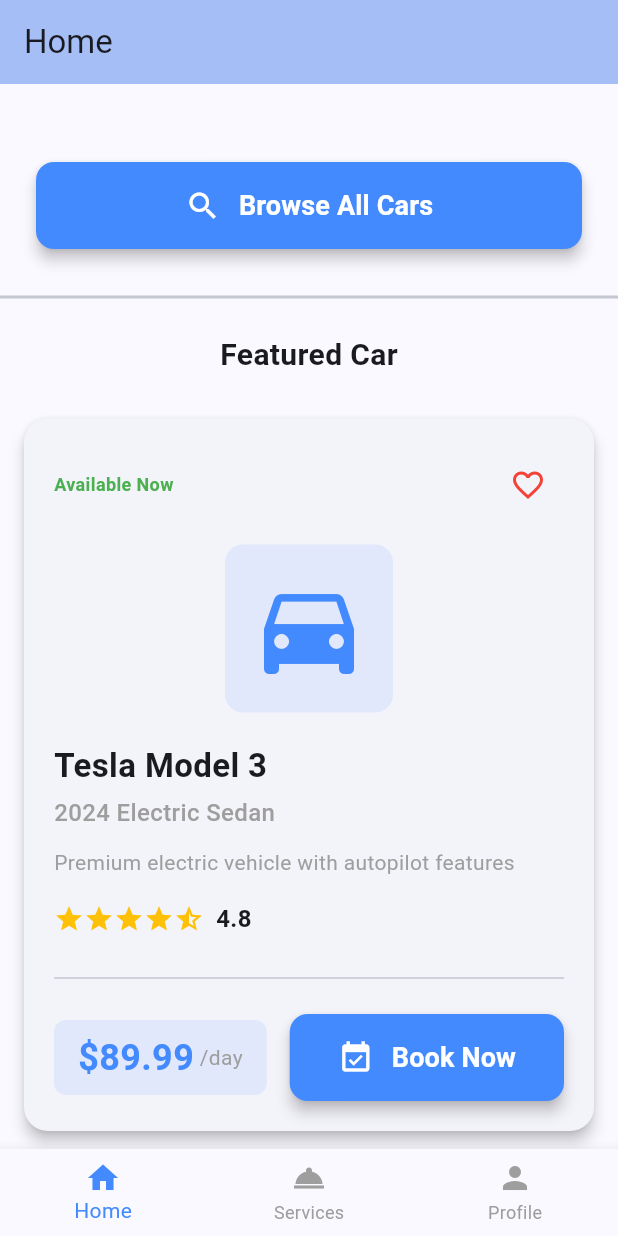
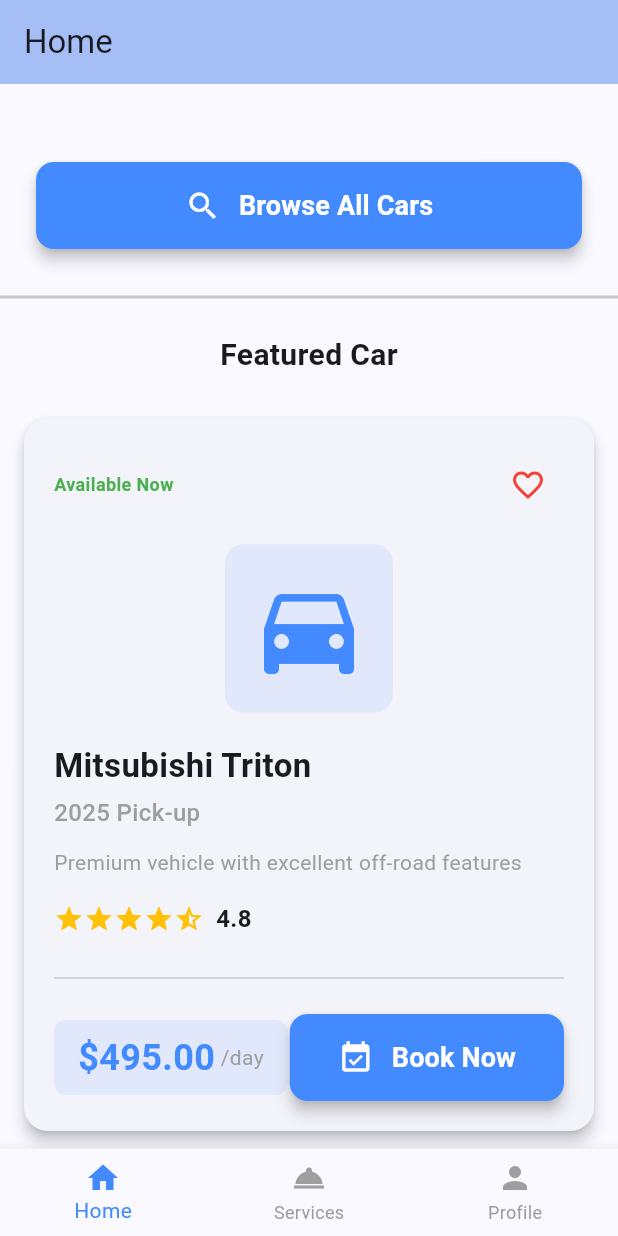
Before and after one commit to jrmurbano/urbano_activity1-2, a Flutter app: the screen it shows after launch, scrolled down 455 dp, on a phone screen of 412 x 824 dp. Run offline on Flutter 3.47's test engine with Material 3 defaults, Android fonts, the phone set to English and light mode, and no system bars.

Commit message:
minor UI changes

```diff
--- a/lib/views/home_page.dart
+++ b/lib/views/home_page.dart
@@ -94,15 +94,15 @@ class HomePage extends StatelessWidget {
             // Featured car card
             CarCard(
               carIcon: Icons.directions_car,
-              carName: 'Tesla Model 3',
-              carModel: '2024 Electric Sedan',
-              description: 'Premium electric vehicle with autopilot features',
+              carName: 'Mitsubishi Triton',
+              carModel: '2025 Pick-up',
+              description: 'Premium vehicle with excellent off-road features',
               rating: 4.8,
-              pricePerDay: 89.99,
+              pricePerDay: 495.00,
               onBookPressed: () {
                 ScaffoldMessenger.of(context).showSnackBar(
                   const SnackBar(
-                    content: Text('Booking Tesla Model 3...'),
+                    content: Text('Booking Mitsubishi Triton...'),
                     duration: Duration(seconds: 2),
                   ),
                 );
```
Also changed, not shown: lib/views/services_page.dart (+19 -19 lines).
